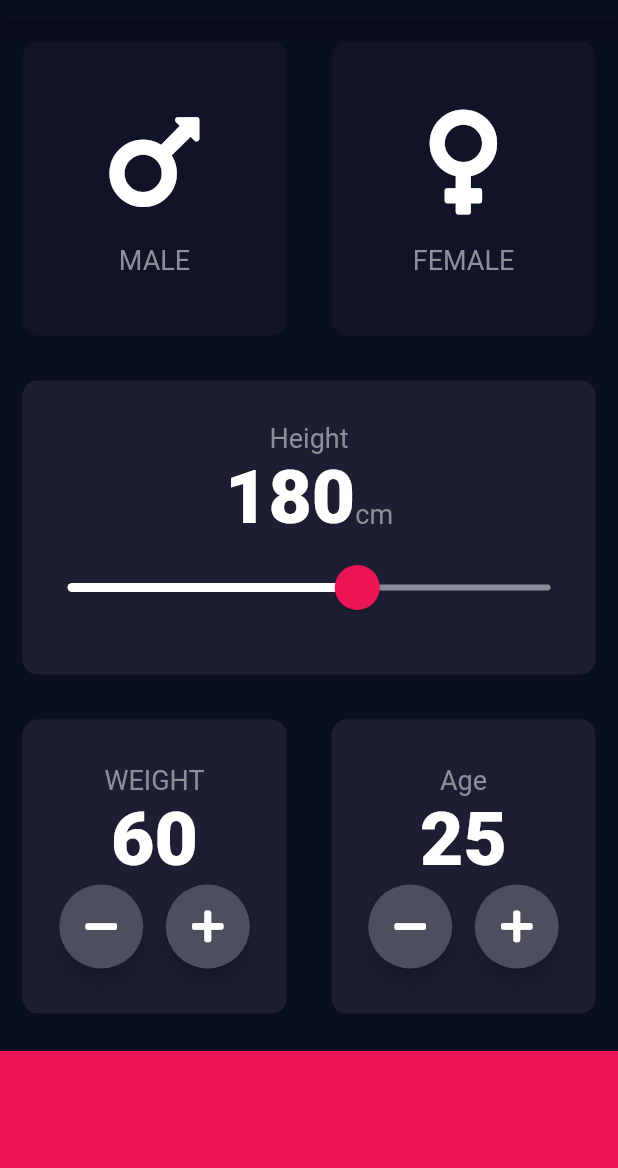
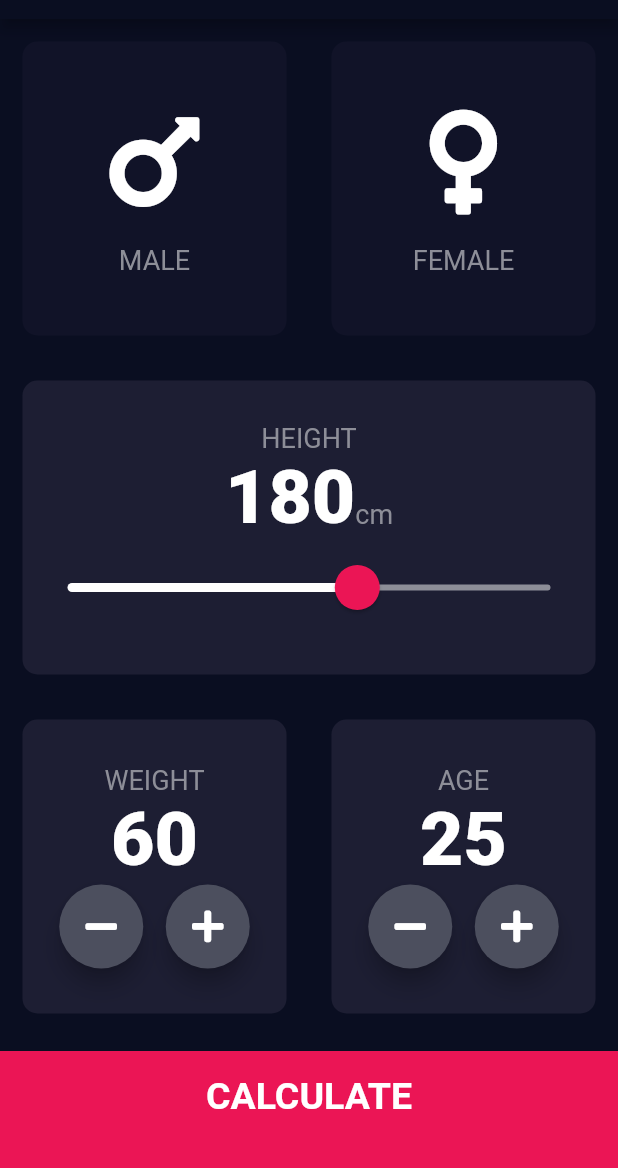
Before and after one commit to Cabreros/bmi-calculator, a Flutter app: the screen it shows after launch, on a phone screen of 412 x 824 dp, the part 65-1233 px from its top. Run offline on Flutter 3.47's test engine with Material 2 defaults, Android fonts, the phone set to English and light mode, and no system bars; our stand-ins replace font_awesome_flutter.

Commit message:
final commit

```diff
--- /dev/null
+++ b/lib/bottom_button.dart
@@ -0,0 +1,29 @@
+import 'package:flutter/material.dart';
+
+import 'constants.dart';
+
+class BottomButton extends StatelessWidget {
+  BottomButton({@required this.onTap, @required this.buttonTitle});
+  final Function onTap;
+  final String buttonTitle;
+
+  @override
+  Widget build(BuildContext context) {
+    return GestureDetector(
+      onTap: onTap,
+      child: Container(
+        child: Center(
+          child: Text(
+            buttonTitle,
+            style: kLargeButtonTextStyle,
+          ),
+        ),
+        color: kBottomContainerColour,
+        margin: EdgeInsets.only(top: 10.0),
+        width: double.infinity,
+        height: kBottomContainerHeight,
+        padding: EdgeInsets.only(bottom: 20.0),
+      ),
+    );
+  }
+}
--- a/lib/constants.dart
+++ b/lib/constants.dart
@@ -15,3 +15,23 @@ const kWeightTextStyle = TextStyle(
   fontSize: 50.0,
   fontWeight: FontWeight.w900,
 );
+
+const kLargeButtonTextStyle = TextStyle(
+  fontSize: 25.0,
+  fontWeight: FontWeight.bold,
+);
+
+const kResultTextStyle = TextStyle(
+  color: Color(0xFF24D878),
+  fontSize: 22.0,
+  fontWeight: FontWeight.bold,
+);
+
+const kBMITextStyle = TextStyle(
+  fontSize: 100.0,
+  fontWeight: FontWeight.bold,
+);
+
+const kBodyTextStyle = TextStyle(
+  fontSize: 22.0,
+);
--- a/lib/input_page.dart
+++ b/lib/input_page.dart
@@ -1,5 +1,8 @@
+import 'package:bmi_calculator/calculator_brain.dart';
+import 'package:bmi_calculator/results_page.dart';
 import 'package:flutter/material.dart';
 import 'package:font_awesome_flutter/font_awesome_flutter.dart';
+import 'bottom_button.dart';
 import 'icon_content.dart';
 import 'reusable_card.dart';
 import 'constants.dart';
@@ -80,7 +83,7 @@ class _InputPageState extends State<InputPage> {
                 mainAxisAlignment: MainAxisAlignment.center,
                 children: <Widget>[
                   Text(
-                    'Height',
+                    'HEIGHT',
                     style: kLabelTextStyle,
                   ),
                   Row(
@@ -176,7 +179,7 @@ class _InputPageState extends State<InputPage> {
                       mainAxisAlignment: MainAxisAlignment.center,
                       children: <Widget>[
                         Text(
-                          'Age',
+                          'AGE',
                           style: kLabelTextStyle,
                         ),
                         Text(
@@ -214,11 +217,23 @@ class _InputPageState extends State<InputPage> {
               ],
             ),
           ),
-          Container(
-            color: kBottomContainerColour,
-            margin: EdgeInsets.only(top: 10.0),
-            width: double.infinity,
-            height: kBottomContainerHeight,
+          BottomButton(
+            buttonTitle: 'CALCULATE',
+            onTap: () {
+              CalculatorBrain calc =
+                  CalculatorBrain(height: height, weight: weight);
+
+              Navigator.push(
+                context,
+                MaterialPageRoute(
+                  builder: (context) => ResultsPage(
+                    bmiResult: calc.calculateBMI(),
+                    resultText: calc.getResult(),
+                    interpretation: calc.getInterpretation(),
+                  ),
+                ),
+              );
+            },
           ),
         ],
       ),
--- a/lib/main.dart
+++ b/lib/main.dart
@@ -1,5 +1,7 @@
+import 'package:bmi_calculator/results_page.dart';
 import 'package:flutter/material.dart';
 import 'input_page.dart';
+import 'results_page.dart';
 
 void main() => runApp(BMICalculator());
 
@@ -12,7 +14,11 @@ class BMICalculator extends StatelessWidget {
         primaryColor: Color(0xFF0A0E21),
         scaffoldBackgroundColor: Color(0xFF0A0E21),
       ),
-      home: InputPage(),
+      initialRoute: 'input',
+      routes: {
+        'input': (context) => InputPage(),
+        'result': (context) => ResultsPage()
+      },
     );
   }
 }
```
Also changed, not shown: lib/calculator_brain.dart (added, +35 -0 lines), lib/results_page.dart (added, +68 -0 lines).
